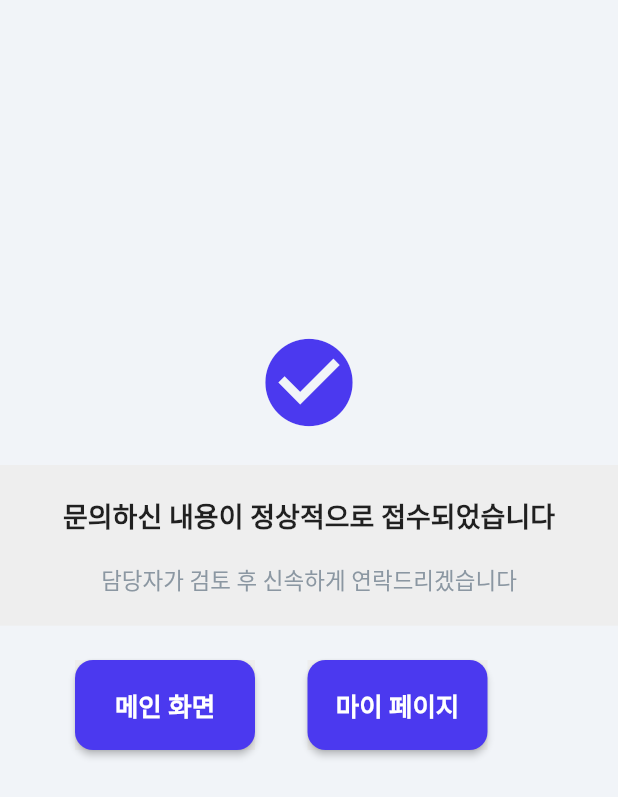
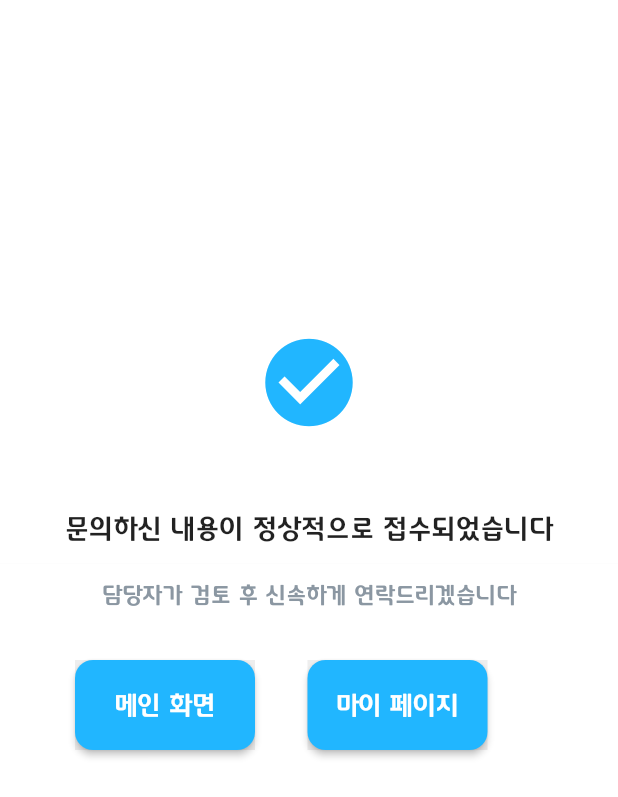
Before and after one commit to dan2kk/intern1, a Flutter app: the OrderCompleteWidget screen opened directly, on a phone screen of 412 x 824 dp. Shown: the top 797 px of the screen. Run offline on Flutter 3.47's test engine with Material 2 defaults, Android fonts, the phone set to English and light mode, and no system bars; drawn by our look-alikes of auto_size_text; our stand-ins replace built_collection, built_value, chewie, cloud_firestore, easy_debounce, equatable and 20 more; missing offline and left inert: bootpay_api, dart:ffi, flutter_facebook_auth, flutter_google_places, flutter_web_auth, google_api_headers and 6 more; accounts and stored records are empty; generated files the repository leaves out were written again; network calls fail.

Commit message:
container width 수정, 픽셀 깨지는거 수정

```diff
--- a/lib/fix_order/fix_order_widget.dart
+++ b/lib/fix_order/fix_order_widget.dart
@@ -136,7 +136,7 @@ class _FixOrderWidgetState extends State<FixOrderWidget> {
                               height: MediaQuery
                                   .of(context)
                                   .size
-                                  .height * 0.38,
+                                  .height * 0.5,
                               decoration: BoxDecoration(
                                 color: Colors.white,
                                 borderRadius: BorderRadius.circular(10),
--- a/lib/order_complete/order_complete_widget.dart
+++ b/lib/order_complete/order_complete_widget.dart
@@ -19,7 +19,7 @@ class _OrderCompleteWidgetState extends State<OrderCompleteWidget> {
   Widget build(BuildContext context) {
     return Scaffold(
       key: scaffoldKey,
-      backgroundColor: FlutterFlowTheme.secondaryColor,
+      backgroundColor: Colors.white,
       body: SafeArea(
         child: Column(
           mainAxisSize: MainAxisSize.max,
@@ -28,7 +28,7 @@ class _OrderCompleteWidgetState extends State<OrderCompleteWidget> {
               padding: EdgeInsetsDirectional.fromSTEB(0, 220, 0, 0),
               child: Icon(
                 Icons.check_circle,
-                color: Color(0xFF4B39EF),
+                color: Color(0xFF21B6FF),
                 size: 70,
               ),
             ),
@@ -50,25 +50,33 @@ class _OrderCompleteWidgetState extends State<OrderCompleteWidget> {
                           width: MediaQuery.of(context).size.width,
                           height: MediaQuery.of(context).size.height * 0.08,
                           decoration: BoxDecoration(
-                            color: Color(0xFFEEEEEE),
+                            color: Colors.white,
                           ),
-                          child: Padding(
+                          child: Row(
+                            mainAxisSize: MainAxisSize.max,
+                            mainAxisAlignment: MainAxisAlignment.center,
+                            children: [
+                              Padding(
                                 padding:
                                 EdgeInsetsDirectional.fromSTEB(0, 20, 0, 0),
                                 child: Text(
                                   '문의하신 내용이 정상적으로 접수되었습니다',
                                   textAlign: TextAlign.center,
                                   style: TextStyle(
-                                fontWeight: FontWeight.w600,
+                                    fontFamily: 'tway_air medium',
+                                    fontWeight: FontWeight.w500,
                                     fontSize: 18,
                                   ),
                                 ),
+                              ),
+                            ],
                           ),
                         ),
                       ],
                     ),
                     Row(
                       mainAxisSize: MainAxisSize.max,
+                      mainAxisAlignment: MainAxisAlignment.center,
                       children: [
                         Container(
                           width: MediaQuery.of(context).size.width,
@@ -79,19 +87,23 @@ class _OrderCompleteWidgetState extends State<OrderCompleteWidget> {
                             MediaQuery.of(context).size.height * 0.05,
                           ),
                           decoration: BoxDecoration(
-                            color: Color(0xFFEEEEEE),
+                            color: Colors.white,
                           ),
-                          child: Padding(
-                            padding:
-                                EdgeInsetsDirectional.fromSTEB(0, 0, 0, 10),
-                            child: Text(
+                          child: Row(
+                            mainAxisSize: MainAxisSize.max,
+                            mainAxisAlignment: MainAxisAlignment.center,
+                            children: [
+                              Text(
                                 '담당자가 검토 후 신속하게 연락드리겠습니다',
                                 textAlign: TextAlign.center,
                                 style: FlutterFlowTheme.bodyText1.override(
-                                fontFamily: 'Playfair Display',
+                                  fontFamily: 'tway_air medium',
                                   fontSize: 15,
+                                  fontWeight: FontWeight.w500,
+                                  useGoogleFonts: false,
                                 ),
                               ),
+                            ],
                           ),
                         ),
                       ],
@@ -129,10 +141,11 @@ class _OrderCompleteWidgetState extends State<OrderCompleteWidget> {
                             text: '메인 화면',
                             options: FFButtonOptions(
                               height: 30,
-                              color: Color(0xFF4B39EF),
+                              color: Color(0xFF21B6FF),
                               textStyle: TextStyle(
+                                fontFamily: 'tway_air medium',
                                 color: Colors.white,
-                                fontWeight: FontWeight.w600,
+                                fontWeight: FontWeight.w500,
                                 fontSize: 17,
                               ),
                               borderSide: BorderSide(
@@ -165,10 +178,11 @@ class _OrderCompleteWidgetState extends State<OrderCompleteWidget> {
                             text: '마이 페이지',
                             options: FFButtonOptions(
                               height: 30,
-                              color: Color(0xFF4B39EF),
+                              color: Color(0xFF21B6FF),
                               textStyle: TextStyle(
+                                fontFamily: 'tway_air medium',
                                 color: Colors.white,
-                                fontWeight: FontWeight.w600,
+                                fontWeight: FontWeight.w500,
                                 fontSize: 17,
                               ),
                               borderSide: BorderSide(
```
Lines whose indentation alone changed are shown as unchanged.
